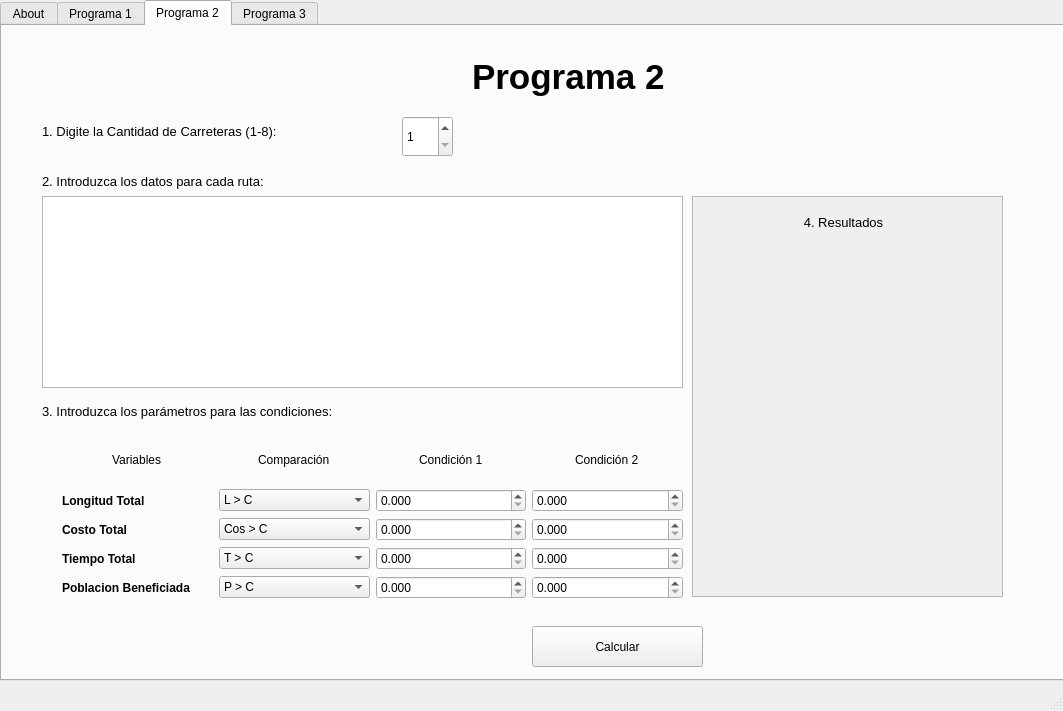
Before: the Qt Designer form ProgramaConUI/InterfazMenu.ui in bryanjimenezchacon/Progra1Algebra, drawn with Qt 5.
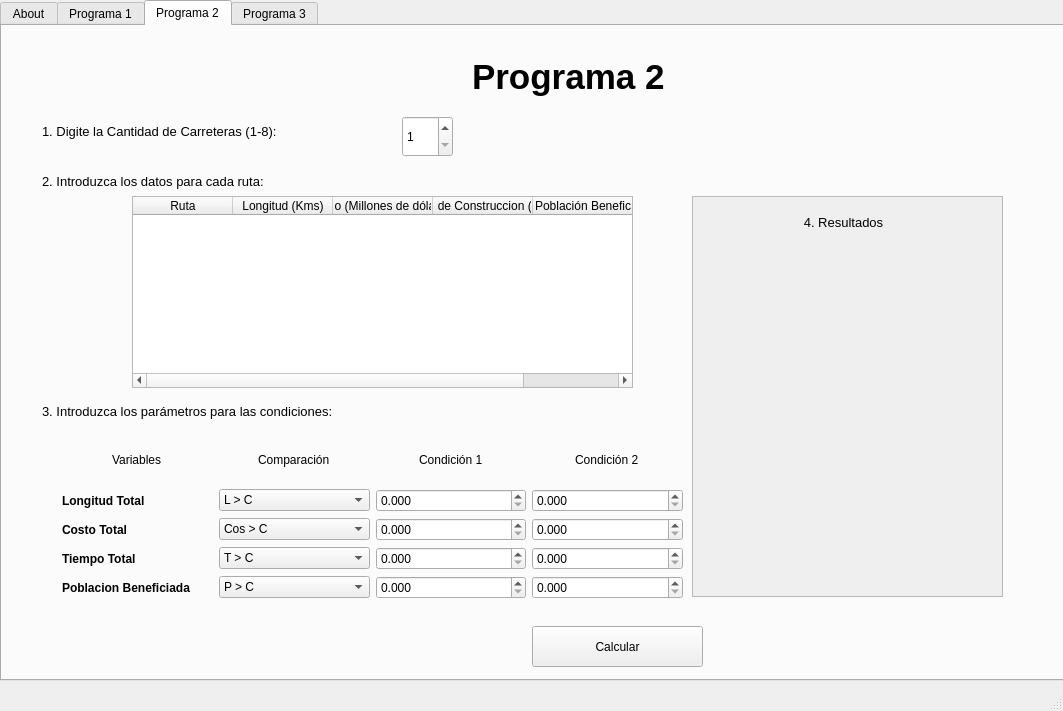
After: the same form once the commit is applied.

The edit to the form file:
```diff
--- a/ProgramaConUI/InterfazMenu.ui
+++ b/ProgramaConUI/InterfazMenu.ui
@@ -388,65 +388,6 @@
        <number>8</number>
       </property>
      </widget>
-     <widget class="QTableWidget" name="tableWidgetRutas">
-      <property name="geometry">
-       <rect>
-        <x>40</x>
-        <y>170</y>
-        <width>641</width>
-        <height>192</height>
-       </rect>
-      </property>
-      <property name="alternatingRowColors">
-       <bool>true</bool>
-      </property>
-      <attribute name="horizontalHeaderVisible">
-       <bool>false</bool>
-      </attribute>
-      <attribute name="horizontalHeaderCascadingSectionResizes">
-       <bool>false</bool>
-      </attribute>
-      <attribute name="horizontalHeaderShowSortIndicator" stdset="0">
-       <bool>false</bool>
-      </attribute>
-      <attribute name="horizontalHeaderStretchLastSection">
-       <bool>false</bool>
-      </attribute>
-      <column>
-       <property name="text">
-        <string>Ruta</string>
-       </property>
-       <property name="font">
-        <font>
-         <weight>75</weight>
-         <bold>true</bold>
-        </font>
-       </property>
-      </column>
-      <column>
-       <property name="text">
-        <string>Longitud (Kms)</string>
-       </property>
-      </column>
-      <column>
-       <property name="text">
-        <string>Costo (Millones de dólares)</string>
-       </property>
-      </column>
-      <column>
-       <property name="text">
-        <string>Tiempo de Construccion (Meses)</string>
-       </property>
-      </column>
-      <column>
-       <property name="text">
-        <string>Población Beneficiada (Miles de personas)</string>
-       </property>
-       <property name="textAlignment">
-        <set>AlignLeading|AlignVCenter</set>
-       </property>
-      </column>
-     </widget>
      <widget class="QLabel" name="nombreCantidadCarreteras_2">
       <property name="geometry">
        <rect>
@@ -900,6 +841,47 @@
        </widget>
       </widget>
      </widget>
+     <widget class="QTableWidget" name="tableWidgetRutas">
+      <property name="geometry">
+       <rect>
+        <x>130</x>
+        <y>170</y>
+        <width>501</width>
+        <height>192</height>
+       </rect>
+      </property>
+      <property name="alternatingRowColors">
+       <bool>true</bool>
+      </property>
+      <column>
+       <property name="text">
+        <string>Ruta</string>
+       </property>
+      </column>
+      <column>
+       <property name="text">
+        <string>Longitud (Kms)</string>
+       </property>
+      </column>
+      <column>
+       <property name="text">
+        <string>Costo (Millones de dólares)</string>
+       </property>
+      </column>
+      <column>
+       <property name="text">
+        <string>Tiempo de Construccion (Meses)</string>
+       </property>
+      </column>
+      <column>
+       <property name="text">
+        <string>Población Beneficiada (Miles de personas)</string>
+       </property>
+       <property name="textAlignment">
+        <set>AlignLeading|AlignVCenter</set>
+       </property>
+      </column>
+     </widget>
     </widget>
     <widget class="QWidget" name="TapP3">
      <attribute name="title">
```
